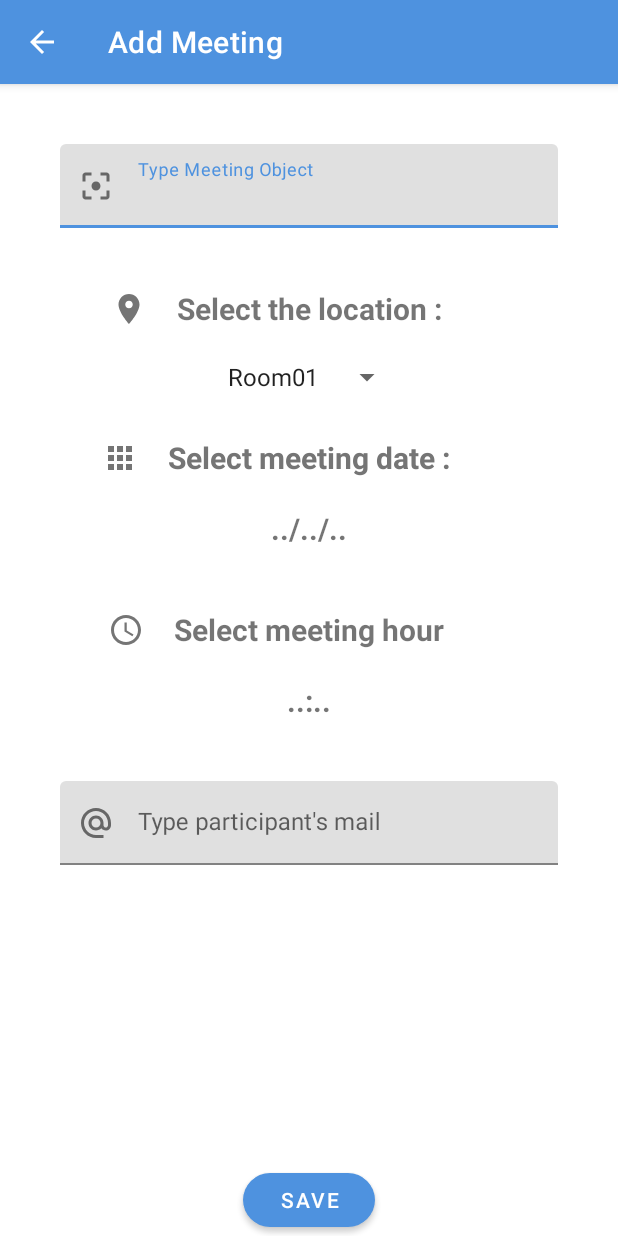
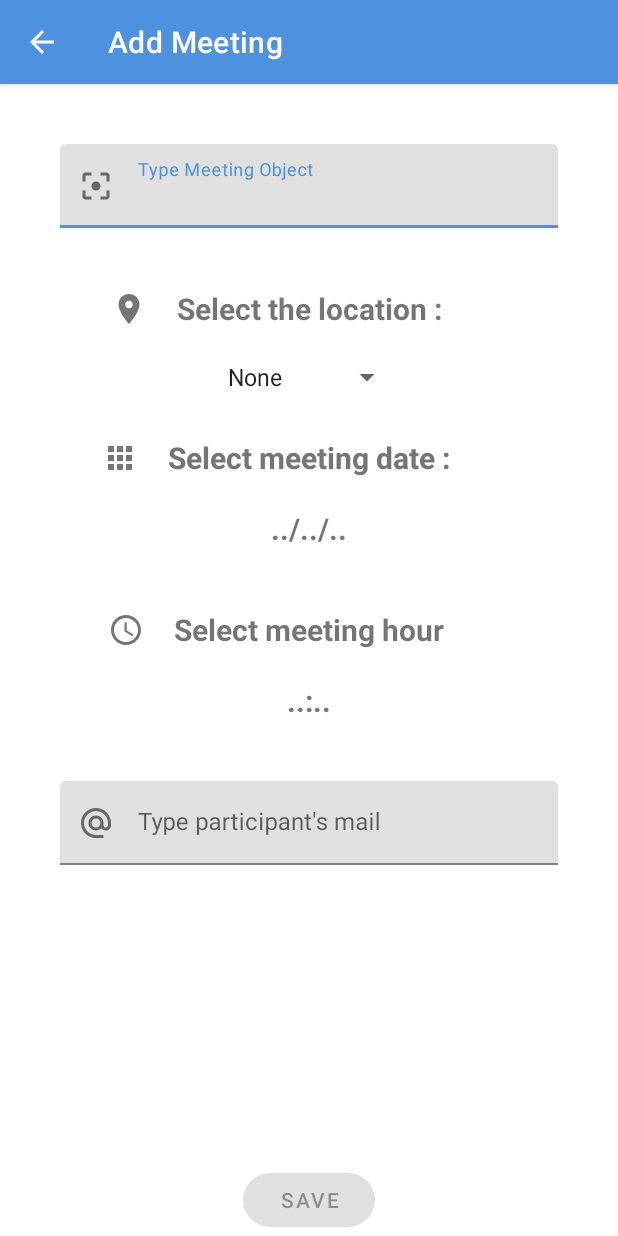
Before and after one commit to Strickle/MaReu, an Android app: the screen it shows after launch (AddMeetingActivity), after a tap on an icon or button, on a phone screen of 412 x 824 dp. Run offline under Robolectric (Android 15) with nearby library versions, the phone set to English and light mode, and no system bars; our stand-ins replace EventBus; 1 other tap on this screen came first.

Commit message:
add meeting to array list

```diff
--- a/app/src/main/java/com/nounapps/mareu/model/Meeting.java
+++ b/app/src/main/java/com/nounapps/mareu/model/Meeting.java
@@ -1,8 +1,14 @@
 package com.nounapps.mareu.model;
 
 
+import android.content.res.Resources;
+import android.graphics.Color;
+
+import com.nounapps.mareu.R;
+
 import java.io.Serializable;
 import java.util.Date;
+import java.util.Random;
 
 /**
  * Model objet representing a Meeting
@@ -24,12 +30,16 @@ public class Meeting implements Serializable {
     /** Participant's mail */
     private String participants;
 
-    public Meeting(long id, String object, String location, Date date, String participants) {
+    /** Meeting's color */
+    private int meetingColor;
+
+    public Meeting(long id, String object, String location, Date date, String participants, int meetingColor) {
         this.id = id;
         this.object = object;
         this.location = location;
         this.date = date;
         this.participants = participants;
+        this.meetingColor = meetingColor;
     }
 
     public long getId() {
@@ -71,4 +81,23 @@ public class Meeting implements Serializable {
     public void setParticipants(String participants) {
         this.participants = participants;
     }
+    public int getMeetingColor() {
+        return meetingColor;
+    }
+    public void setMeetingColor(int meetingColor) {
+        this.meetingColor = meetingColor;
+    }
+
+    public void setRandomColor(){
+        Random rnd = new Random();
+        int color = Color.argb(255, rnd.nextInt(256), rnd.nextInt(256), rnd.nextInt(256));
+        meetingColor = color;
+    }
+    public Meeting(long id, String object, String location, Date date, String participants) {
+        this.id = id;
+        this.object = object;
+        this.location = location;
+        this.date = date;
+        this.participants = participants;
+    }
 }
--- a/app/src/main/java/com/nounapps/mareu/service/DummyMeetingGenerator.java
+++ b/app/src/main/java/com/nounapps/mareu/service/DummyMeetingGenerator.java
@@ -1,5 +1,6 @@
 package com.nounapps.mareu.service;
 
+import com.nounapps.mareu.R;
 import com.nounapps.mareu.model.Meeting;
 
 import java.util.ArrayList;
@@ -7,12 +8,16 @@ import java.util.Arrays;
 import java.util.Date;
 import java.util.List;
 
+import static android.graphics.Color.CYAN;
+import static android.graphics.Color.GRAY;
+import static android.graphics.Color.MAGENTA;
+
 public abstract class DummyMeetingGenerator {
 
     public static List<Meeting> DUMMY_MEETINGS = Arrays.asList  (
-            new Meeting(1, "Réunion A", "Room 1",new Date(1623756879000L), "Peach"),
-            new Meeting(2, "Réunion B", "Room 2",new Date(1623756879000L), "Mario"),
-            new Meeting(3, "Réunion C", "Room 3",new Date(1623756879000L), "Luigi")
+            new Meeting(1, "Réunion A", "Room01",new Date(1623756879000L), "yopyop@blalba.fr", CYAN),
+            new Meeting(2, "Réunion B", "Room02",new Date(1623756879000L), "hehe@blabla.com",MAGENTA),
+            new Meeting(3, "Réunion C", "Room03",new Date(1623756879000L), "bloo@ffd.com",GRAY)
     );
 
     static List<Meeting> generateMeetings() {
--- a/app/src/main/java/com/nounapps/mareu/ui/meeting_list/AddMeetingActivity.java
+++ b/app/src/main/java/com/nounapps/mareu/ui/meeting_list/AddMeetingActivity.java
@@ -3,6 +3,7 @@ package com.nounapps.mareu.ui.meeting_list;
 import androidx.appcompat.app.AppCompatActivity;
 import android.app.DatePickerDialog;
 import android.app.TimePickerDialog;
+import android.content.res.Resources;
 import android.graphics.Color;
 import android.graphics.drawable.ColorDrawable;
 import android.os.Bundle;
@@ -19,6 +20,7 @@ import android.widget.TimePicker;
 
 import com.nounapps.mareu.R;
 import com.nounapps.mareu.databinding.ActivityAddMeetingBinding;
+import com.nounapps.mareu.di.DI;
 import com.nounapps.mareu.model.Meeting;
 import com.nounapps.mareu.service.MeetingApiService;
 
@@ -28,10 +30,11 @@ import java.text.ParseException;
 import java.text.SimpleDateFormat;
 import java.util.Calendar;
 import java.util.Date;
+import java.util.Random;
 import java.util.Timer;
 
 
-public class AddMeetingActivity extends AppCompatActivity {
+public class AddMeetingActivity extends AppCompatActivity    {
 
 
     private ActivityAddMeetingBinding binding;
@@ -42,6 +45,7 @@ public class AddMeetingActivity extends AppCompatActivity {
 
 
     private int meetingHour, meetingMinute;
+    private String spinnerSelection;
 
 
 
@@ -54,6 +58,7 @@ public class AddMeetingActivity extends AppCompatActivity {
         binding = ActivityAddMeetingBinding.inflate(getLayoutInflater());
         setContentView(binding.getRoot());
         getSupportActionBar().setDisplayHomeAsUpEnabled(true);
+        mMeetingApiService = DI.getMeetingApiService();
 
 
         /** Array Adapter **/
@@ -61,11 +66,31 @@ public class AddMeetingActivity extends AppCompatActivity {
 // Create an ArrayAdapter using the string array and a default spinner layout
         ArrayAdapter<CharSequence> adapter = ArrayAdapter.createFromResource(this,
                 R.array.meetings_room_array, android.R.layout.simple_spinner_item);
-// Specify the layout to use when the list of choices appears
         adapter.setDropDownViewResource(android.R.layout.simple_spinner_dropdown_item);
-// Apply the adapter to the spinner
         spinner.setAdapter(adapter);
+        spinner.setOnItemSelectedListener(new AdapterView.OnItemSelectedListener() {
+            @Override
+            public void onItemSelected(AdapterView<?> parent, View view, int position, long id) {
+                if (position == 0){
+                    binding.create.setEnabled(false);
+                    }else{
+                    binding.create.setEnabled(true);
+                }
+                spinnerSelection = parent.getItemAtPosition(position).toString();
+            }
 
+            @Override
+            public void onNothingSelected(AdapterView<?> parent) {
+
+            }
+        });
+
+//        spinner.setOnItemClickListener(new AdapterView.OnItemClickListener() {
+//            @Override
+//            public void onItemClick(AdapterView<?> parent, View view, int position, long id) {
+//
+//            }
+//        });
 
 // init button createMeeting
         binding.create.setEnabled(true);
@@ -82,12 +107,12 @@ public class AddMeetingActivity extends AppCompatActivity {
                         AddMeetingActivity.this, new DatePickerDialog.OnDateSetListener() {
                     @Override
                     public void onDateSet(DatePicker view, int year, int month, int day) {
-                        month=month+1;
+                        month = month + 1;
 
-                        String meetingDate = day+"/"+month+"/"+year;
+                        String meetingDate = day + "/" + month + "/" + year;
                         binding.tvSelectedDate.setText(meetingDate);
                     }
-                },year,month,day);
+                }, year, month, day);
                 datePickerDialog.show();
             }
         });
@@ -108,7 +133,7 @@ public class AddMeetingActivity extends AppCompatActivity {
                             public void onTimeSet(TimePicker view, int hourOfDay, int minute) {
                                 meetingHour = hourOfDay;
                                 meetingMinute = minute;
-                                String meetingTime = meetingHour+":"+meetingMinute;
+                                String meetingTime = meetingHour + ":" + meetingMinute;
                                 SimpleDateFormat sdfHour = new SimpleDateFormat(
                                         "HH:mm"
                                 );
@@ -120,27 +145,29 @@ public class AddMeetingActivity extends AppCompatActivity {
                                 }
                             }
                         }, hour, minute, true);
-                    timePickerDialog.getWindow().setBackgroundDrawable(new ColorDrawable(Color.TRANSPARENT));
-                    timePickerDialog.updateTime(meetingHour,meetingMinute);
-                    timePickerDialog.show();
+                timePickerDialog.getWindow().setBackgroundDrawable(new ColorDrawable(Color.TRANSPARENT));
+                timePickerDialog.updateTime(meetingHour, meetingMinute);
+                timePickerDialog.show();
             }
         });
 
-//        binding.create.setOnClickListener(new View.OnClickListener() {
-//            @Override
-//            public void onClick(View v) {
-//                Meeting meeting = new Meeting(
-//                        System.currentTimeMillis(),
-//                        binding.tfObject.toString(),
-//                        binding.sMeetingRoom.getSelectedItem().toString(),
-//                        calendar.getTime(),
-//                        binding.tfParticipants.toString()
-//                );
-//
-//                mMeetingApiService.createMeeting(meeting);
-//                finish();
-//            }
-//        });
+
+
+        binding.create.setOnClickListener(new View.OnClickListener() {
+            @Override
+            public void onClick(View v) {
+                Meeting meeting = new Meeting(
+                        System.currentTimeMillis(),
+                        binding.tfObject.getEditText().getText().toString(),
+                        spinnerSelection,
+                        calendar.getTime(),
+                        binding.tfParticipants.getEditText().getText().toString()
+                );
+                mMeetingApiService.createMeeting(meeting);
+                finish();
+            }
+        });
 
     }
+
 }
--- a/app/src/main/java/com/nounapps/mareu/ui/meeting_list/MyListMeetingRecyclerViewAdapter.java
+++ b/app/src/main/java/com/nounapps/mareu/ui/meeting_list/MyListMeetingRecyclerViewAdapter.java
@@ -34,10 +34,12 @@ public class MyListMeetingRecyclerViewAdapter extends RecyclerView.Adapter<MyLis
         View view = layoutInflater.inflate(R.layout.activity_list_item, parent, false);
         return new MyViewHolder(view);
 
+
     }
 
     @Override
     public void onBindViewHolder(final MyViewHolder holder, int position) {
+
 
        Meeting meeting = mMeetings.get(position);
        holder.display(mMeetings.get(position));
@@ -79,17 +81,12 @@ public class MyListMeetingRecyclerViewAdapter extends RecyclerView.Adapter<MyLis
 
         void display(Meeting meeting) {
 
-            /**RandomColor**/
-            Resources res = itemView.getContext().getResources();
-            int[] androidColors = res.getIntArray(R.array.meetingColor);
-            int randomAndroidColor = androidColors[new Random().nextInt(androidColors.length)];
+            meeting.setRandomColor();
+            mIVcolorCircle.setColorFilter(meeting.getMeetingColor());
+            mTVmeeting.setText(meeting.getObject()+" "+meeting.getLocation());
+            mTVparticipants.setText(meeting.getParticipants());
+        }
 
-
-
-
-            mTVmeeting.setText(meeting.getObject() + meeting.getDate() + meeting.getLocation());
-            mIVcolorCircle.setColorFilter(randomAndroidColor);
-        }
     }
 
 }
--- a/app/src/main/res/values/strings.xml
+++ b/app/src/main/res/values/strings.xml
@@ -5,6 +5,7 @@
 
 
     <string-array name="meetings_room_array">
+        <item>None</item>
         <item>Room01</item>
         <item>Room02</item>
         <item>Room03</item>
```
Also changed, not shown: app/src/main/java/com/nounapps/mareu/model/Room.java (deleted, +0 -35 lines).
